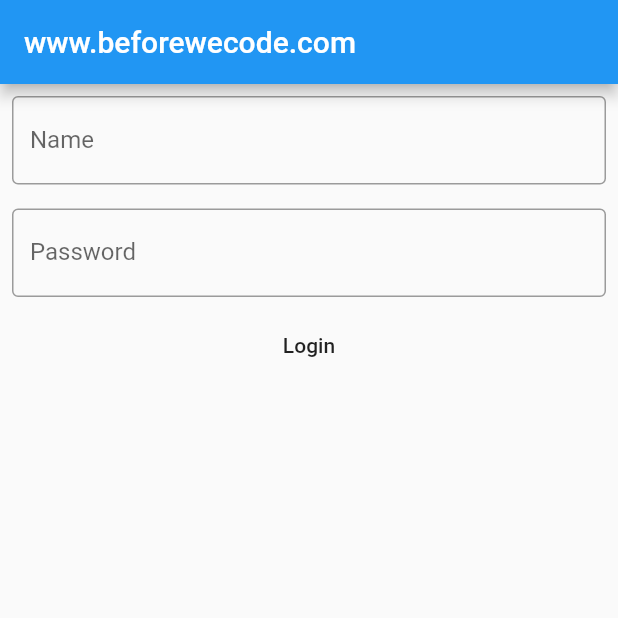
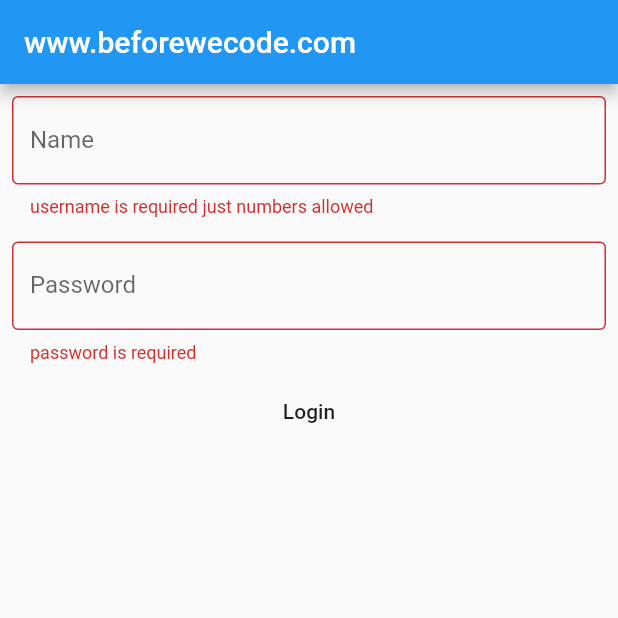
Before and after one commit to McBermuders/beforewecode_flutter_mvvm, a Flutter app: the screen it shows after launch, on a phone screen of 412 x 824 dp, the top half of it. Run offline on Flutter 3.47's test engine with Material 2 defaults, Android fonts, the phone set to English and light mode, and no system bars.

Commit message:
adeded form validators and optimized imports

```diff
--- a/mvvm_tutorial_one_beforewecode/lib/app/business/contracts/viewmodels/input_feedback_view_model.dart
+++ b/mvvm_tutorial_one_beforewecode/lib/app/business/contracts/viewmodels/input_feedback_view_model.dart
@@ -2,9 +2,13 @@ import 'package:mvvm_tutorial_one_beforewecode/core/contracts/coordinators/coord
 import 'package:mvvm_tutorial_one_beforewecode/core/contracts/viewmodels/view_model.dart';
 
 abstract class InputFeedbackViewModel extends ViewModel {
-  InputFeedbackViewModel(Coordinator coordinator):super(coordinator);
+  InputFeedbackViewModel(Coordinator coordinator) : super(coordinator);
+
   String getFeedback();
+
   bool showFeedback();
+
   void setFeedback(String feedback);
+
   void setShowFeedback(bool showFeedback);
 }
--- a/mvvm_tutorial_one_beforewecode/lib/app/business/contracts/viewmodels/sample_form_external_feedback_view_model.dart
+++ b/mvvm_tutorial_one_beforewecode/lib/app/business/contracts/viewmodels/sample_form_external_feedback_view_model.dart
@@ -4,13 +4,25 @@ import 'package:mvvm_tutorial_one_beforewecode/core/contracts/viewmodels/view_mo
 
 import 'input_feedback_view_model.dart';
 
-abstract class SampleFormExternalFeedackViewModel extends ViewModel {
-  SampleFormExternalFeedackViewModel(Coordinator coordinator, this.loginModelContract) : super(coordinator);
+abstract class SampleFormExternalFeedbackViewModel extends ViewModel {
+  SampleFormExternalFeedbackViewModel(
+      Coordinator coordinator, this.loginModelContract)
+      : super(coordinator);
   final LoginModelContract loginModelContract;
+
   void updateUsername(String updatedUsername);
+
   void updatePassword(String updatedPassword);
+
   bool showUpdateUsernameError();
+
   bool login();
+
   InputFeedbackViewModel getInputFeedbackViewModel();
+
   InputFeedbackViewModel getLoginFeedbackViewModel();
+
+  String? validateUsername(String? username);
+
+  String? validatePassword(String? password);
 }
--- a/mvvm_tutorial_one_beforewecode/lib/app/business/contracts/viewmodels/sample_form_view_model.dart
+++ b/mvvm_tutorial_one_beforewecode/lib/app/business/contracts/viewmodels/sample_form_view_model.dart
@@ -11,7 +11,13 @@ abstract class SampleFormViewModel extends ViewModel {
 
   void updatePassword(String updatedPassword);
 
+  String? validateUsername(String? username);
+
+  String? validatePassword(String? password);
+
   bool login();
+
   bool showUpdateUsernameError();
+
   bool showUpdateLoginError();
 }
--- a/mvvm_tutorial_one_beforewecode/lib/app/business/coordinators/detail_coordinator.dart
+++ b/mvvm_tutorial_one_beforewecode/lib/app/business/coordinators/detail_coordinator.dart
@@ -1,9 +1,7 @@
 //interfaces/abstract classes
 //concrete implementations
 //flutter
-import 'package:flutter/cupertino.dart';
 import 'package:flutter/material.dart';
-import 'package:flutter/widgets.dart';
 import 'package:mvvm_tutorial_one_beforewecode/app/business/coordinators/navigation_app_identifiers.dart';
 import 'package:mvvm_tutorial_one_beforewecode/app/business/models/tutorial_model_impl.dart';
 import 'package:mvvm_tutorial_one_beforewecode/app/business/viewmodels/tutorial_view_model_impl.dart';
--- a/mvvm_tutorial_one_beforewecode/lib/app/business/coordinators/root_coordinator.dart
+++ b/mvvm_tutorial_one_beforewecode/lib/app/business/coordinators/root_coordinator.dart
@@ -2,9 +2,7 @@
 //concrete implementations
 
 //flutter
-import 'package:flutter/cupertino.dart';
 import 'package:flutter/material.dart';
-import 'package:flutter/widgets.dart';
 import 'package:mvvm_tutorial_one_beforewecode/app/business/coordinators/detail_coordinator.dart';
 import 'package:mvvm_tutorial_one_beforewecode/app/business/coordinators/navigation_app_identifiers.dart';
 import 'package:mvvm_tutorial_one_beforewecode/app/business/viewmodels/detail_tutorial_view_model_impl.dart';
--- a/mvvm_tutorial_one_beforewecode/lib/app/business/coordinators/test_coordinator.dart
+++ b/mvvm_tutorial_one_beforewecode/lib/app/business/coordinators/test_coordinator.dart
@@ -1,9 +1,7 @@
 //interfaces/abstract classes
 //concrete implementations
 //flutter
-import 'package:flutter/cupertino.dart';
 import 'package:flutter/material.dart';
-import 'package:flutter/widgets.dart';
 import 'package:mvvm_tutorial_one_beforewecode/app/business/coordinators/navigation_app_identifiers.dart';
 import 'package:mvvm_tutorial_one_beforewecode/app/business/coordinators/root_coordinator.dart';
 import 'package:mvvm_tutorial_one_beforewecode/app/business/viewmodels/simple_view_model_impl.dart';
--- a/mvvm_tutorial_one_beforewecode/lib/app/business/viewmodels/sample_form_external_feedback_view_model_impl.dart
+++ b/mvvm_tutorial_one_beforewecode/lib/app/business/viewmodels/sample_form_external_feedback_view_model_impl.dart
@@ -7,7 +7,7 @@ import 'package:mvvm_tutorial_one_beforewecode/core/contracts/coordinators/coord
 import 'package:mvvm_tutorial_one_beforewecode/core/contracts/viewmodels/view_model.dart';
 
 class SampleFormExternalFeedbackViewModelImpl
-    extends SampleFormExternalFeedackViewModel {
+    extends SampleFormExternalFeedbackViewModel {
   SampleFormExternalFeedbackViewModelImpl(
       Coordinator coordinator,
       LoginModelContract loginModelContract,
@@ -15,7 +15,7 @@ class SampleFormExternalFeedbackViewModelImpl
       this.loginFeedbackViewModel)
       : super(coordinator, loginModelContract);
   final datasourceChangedStreamController =
-      StreamController<SampleFormExternalFeedackViewModel>.broadcast();
+      StreamController<SampleFormExternalFeedbackViewModel>.broadcast();
   final InputFeedbackViewModel inputFeedbackViewModel;
   final InputFeedbackViewModel loginFeedbackViewModel;
 
@@ -70,4 +70,26 @@ class SampleFormExternalFeedbackViewModelImpl
     loginFeedbackViewModel.setShowFeedback(!loginSucceed);
     return loginSucceed;
   }
+
+  @override
+  String? validatePassword(String? password) {
+    if(password == null || password.isEmpty){
+      return "password is required";
+    }
+    if (password.length < 8){
+      return "you need at least 8 characters";
+    }
+    return null;
+  }
+
+  @override
+  String? validateUsername(String? username) {
+    if(username == null || username.isEmpty){
+      return "username is required just numbers allowed";
+    }
+    if (username.length < 3){
+      return "you need at least 3 characters just numbers allowed";
+    }
+    return null;
+  }
 }
--- a/mvvm_tutorial_one_beforewecode/lib/app/business/viewmodels/sample_form_view_model_impl.dart
+++ b/mvvm_tutorial_one_beforewecode/lib/app/business/viewmodels/sample_form_view_model_impl.dart
@@ -58,4 +58,26 @@ class SampleFormViewModelImpl extends SampleFormViewModel {
     datasourceChangedStreamController.sink.add(this);
     return loginSucceed;
   }
+
+  @override
+  String? validatePassword(String? password) {
+    if(password == null || password.isEmpty){
+      return "password is required";
+    }
+    if (password.length < 8){
+      return "you need at least 8 characters";
+    }
+    return null;
+  }
+
+  @override
+  String? validateUsername(String? username) {
+    if(username == null || username.isEmpty){
+      return "username is required just numbers allowed";
+    }
+    if (username.length < 3){
+      return "you need at least 3 characters";
+    }
+    return null;
+  }
 }
--- a/mvvm_tutorial_one_beforewecode/lib/app/ui/views/dynamic_list_view.dart
+++ b/mvvm_tutorial_one_beforewecode/lib/app/ui/views/dynamic_list_view.dart
@@ -9,7 +9,6 @@ import '../cards/regular_text_card.dart';
 //flutter
 import 'package:flutter/material.dart';
 import 'package:flutter/scheduler.dart';
-import 'package:flutter/widgets.dart';
 
 //dart
 import 'dart:math';
--- a/mvvm_tutorial_one_beforewecode/lib/app/ui/views/sample_form_external_feedback_view.dart
+++ b/mvvm_tutorial_one_beforewecode/lib/app/ui/views/sample_form_external_feedback_view.dart
@@ -6,46 +6,58 @@ import 'package:mvvm_tutorial_one_beforewecode/app/business/coordinators/navigat
 import 'package:mvvm_tutorial_one_beforewecode/core/contracts/ui/view.dart';
 
 class SampleFormExternalFeedbackView
-    extends View<SampleFormExternalFeedackViewModel> {
-  const SampleFormExternalFeedbackView(
-      SampleFormExternalFeedackViewModel viewModel)
+    extends View<SampleFormExternalFeedbackViewModel> {
+  SampleFormExternalFeedbackView(SampleFormExternalFeedbackViewModel viewModel)
       : super(viewModel, const Key("SampleFormExternalFeedbackView"));
+
+  final _formKey = GlobalKey<FormState>();
 
   @override
   Widget buildWithViewModel(
-      BuildContext context, SampleFormExternalFeedackViewModel viewModel) {
+      BuildContext context, SampleFormExternalFeedbackViewModel viewModel) {
     return Scaffold(
       appBar: AppBar(
         title: const Text('www.beforewecode.com'),
       ),
       body: SingleChildScrollView(
+        child: Form(
+          key: _formKey,
           child: Column(
             children: [
               Padding(
                 padding: const EdgeInsets.all(8.0),
                 child: TextFormField(
+                  autovalidateMode: AutovalidateMode.always,
                   initialValue: "",
                   inputFormatters: <TextInputFormatter>[
-                  FilteringTextInputFormatter.allow(RegExp(r'^\d+(?:\.\d+)?')),
+                    FilteringTextInputFormatter.allow(
+                        RegExp(r'^\d+(?:\.\d+)?')),
                   ],
-                onChanged: this.viewModel.updateUsername,
+                  onChanged: (v) {
+                    this.viewModel.updateUsername(v);
+                  },
                   decoration: const InputDecoration(
                     border: OutlineInputBorder(),
                     labelText: 'Name',
                   ),
+                  validator: this.viewModel.validateUsername,
                 ),
               ),
               InputFeedbackCoordinator(viewModel.getInputFeedbackViewModel())
                   .start(),
               Padding(
                 padding: const EdgeInsets.all(8.0),
-              child: TextField(
-                onChanged: this.viewModel.updatePassword,
+                child: TextFormField(
+                  autovalidateMode: AutovalidateMode.always,
+                  onChanged: (v) {
+                    this.viewModel.updatePassword(v);
+                  },
                   obscureText: true,
                   decoration: const InputDecoration(
                     border: OutlineInputBorder(),
                     labelText: 'Password',
                   ),
+                  validator: this.viewModel.validatePassword,
                 ),
               ),
               InputFeedbackCoordinator(viewModel.getLoginFeedbackViewModel())
@@ -59,12 +71,19 @@ class SampleFormExternalFeedbackView
                 child: MaterialButton(
                   child: const Text("Login"),
                   onPressed: () {
+                    if (_formKey.currentState?.validate() == true) {
                       if (viewModel.login()) {
-                      this.viewModel.coordinator.move(NavigationAppIdentifiers.detail, context);
+                        this
+                            .viewModel
+                            .coordinator
+                            .move(NavigationAppIdentifiers.detail, context);
                       }
-                  }),
+                    }
+                  },
+                ),
               )
             ],
+          ),
         ),
       ),
     );
--- a/mvvm_tutorial_one_beforewecode/lib/app/ui/views/test_view.dart
+++ b/mvvm_tutorial_one_beforewecode/lib/app/ui/views/test_view.dart
@@ -1,7 +1,6 @@
 import 'dart:math';
 import 'package:flutter/material.dart';
 import 'package:flutter/scheduler.dart';
-import 'package:flutter/widgets.dart';
 import 'package:mvvm_tutorial_one_beforewecode/app/business/contracts/viewmodels/simple_view_model.dart';
 import 'package:mvvm_tutorial_one_beforewecode/app/ui/cards/regular_text_card.dart';
 import 'package:mvvm_tutorial_one_beforewecode/app/ui/widgets/listtiles/text_tile.dart';
--- a/mvvm_tutorial_one_beforewecode/lib/app/ui/views/tutorial_view.dart
+++ b/mvvm_tutorial_one_beforewecode/lib/app/ui/views/tutorial_view.dart
@@ -11,7 +11,6 @@ import '../cards/regular_text_card.dart';
 //flutter
 import 'package:flutter/material.dart';
 import 'package:flutter/scheduler.dart';
-import 'package:flutter/widgets.dart';
 
 //dart
 import 'dart:math';
--- a/mvvm_tutorial_one_beforewecode/lib/app/ui/widgets/listtiles/header_with_optional_image_tile.dart
+++ b/mvvm_tutorial_one_beforewecode/lib/app/ui/widgets/listtiles/header_with_optional_image_tile.dart
@@ -77,7 +77,7 @@ class HeaderWithOptionalImageTile extends StatelessWidget {
     }
     return ListTile(
       onTap: () {
-        navigator.move(this.navigationIdentifier, context);
+        navigator.move(navigationIdentifier, context);
       },
       title: title,
       subtitle: subtitle,
--- a/mvvm_tutorial_one_beforewecode/lib/app/ui/widgets/listtiles/text_tile.dart
+++ b/mvvm_tutorial_one_beforewecode/lib/app/ui/widgets/listtiles/text_tile.dart
@@ -1,7 +1,6 @@
 //concrete implementation
 //flutter
 import 'package:flutter/material.dart';
-import 'package:flutter/widgets.dart';
 import 'package:mvvm_tutorial_one_beforewecode/app/ui/cards/regular_text_card.dart';
 
 class TextTile extends StatelessWidget {
--- a/mvvm_tutorial_one_beforewecode/lib/uicomponents/ui_tab_controller.dart
+++ b/mvvm_tutorial_one_beforewecode/lib/uicomponents/ui_tab_controller.dart
@@ -1,7 +1,6 @@
 import 'package:flutter/gestures.dart';
 import 'package:flutter/material.dart';
 import 'package:flutter/scheduler.dart';
-import 'package:flutter/widgets.dart';
 
 abstract class UITabsDatasourceInterface {
   double calculateSize(int selectedTab, List<bool> expandedSections);
```
Also changed, not shown: mvvm_tutorial_one_beforewecode/assets/prepublish.json (added, +128 -0 lines), mvvm_tutorial_one_beforewecode/lib/app/business/coordinators/form_single_screen_coordinator.dart (+7 -4 lines), mvvm_tutorial_one_beforewecode/lib/app/business/coordinators/navigation_app_identifiers.dart (added, +7 -0 lines), mvvm_tutorial_one_beforewecode/lib/app/ui/views/sample_form_view.dart (+22 -5 lines), 2 other files. Lines whose indentation alone changed are shown as unchanged.
